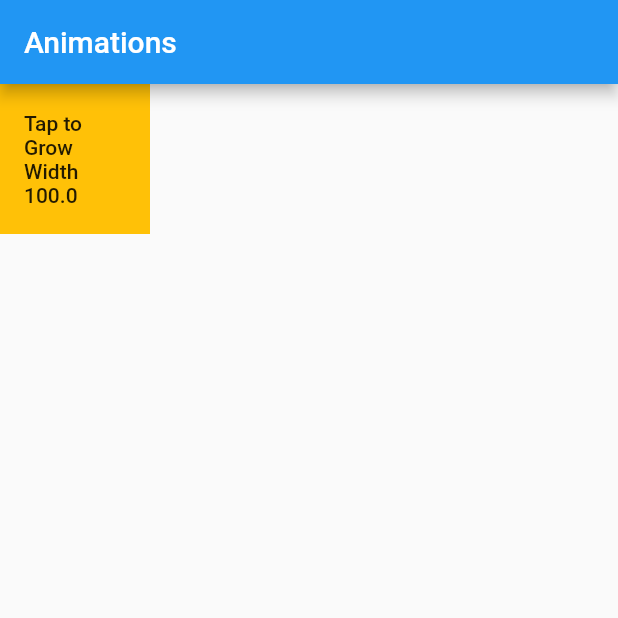
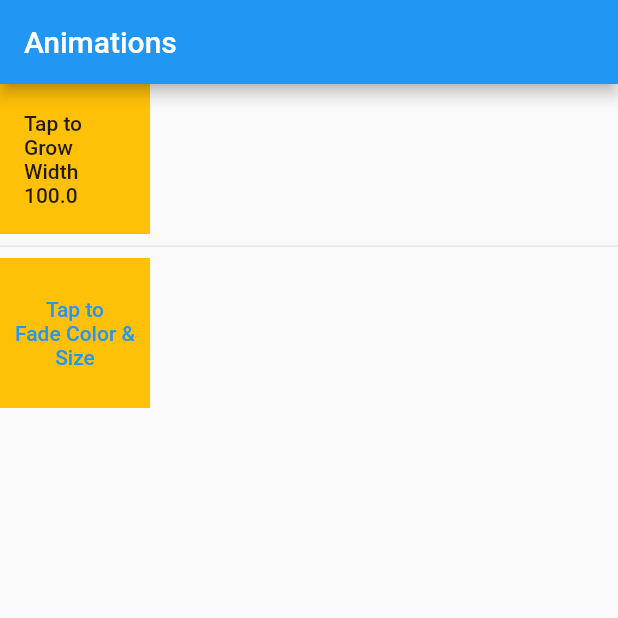
Before and after one commit to blessed-sibanda/beginning-flutter-ch7_animations, a Flutter app: the screen it shows after launch, on a phone screen of 412 x 824 dp, the top half of it. Run offline on Flutter 3.47's test engine with Material 2 defaults, Android fonts, the phone set to English and light mode, and no system bars.

Commit message:
animated cross fade

```diff
--- a/lib/pages/home.dart
+++ b/lib/pages/home.dart
@@ -1,4 +1,5 @@
 import 'package:ch7_animations/widgets/animated_container.dart';
+import 'package:ch7_animations/widgets/animated_cross_fade.dart';
 import 'package:flutter/material.dart';
 
 class MyHomePage extends StatefulWidget {
@@ -21,6 +22,8 @@
         child: Column(
           children: const <Widget>[
             AnimatedContainerWidget(),
+            Divider(),
+            AnimatedCrossFadeWidget(),
           ],
         ),
       ),
--- /dev/null
+++ b/lib/widgets/animated_cross_fade.dart
@@ -0,0 +1,58 @@
+import 'package:flutter/material.dart';
+
+class AnimatedCrossFadeWidget extends StatefulWidget {
+  const AnimatedCrossFadeWidget({Key? key}) : super(key: key);
+
+  @override
+  _AnimatedCrossFadeWidgetState createState() =>
+      _AnimatedCrossFadeWidgetState();
+}
+
+class _AnimatedCrossFadeWidgetState extends State<AnimatedCrossFadeWidget> {
+  bool _crossFadeStateShowFirst = true;
+
+  void _crossFade() {
+    setState(() {
+      _crossFadeStateShowFirst = !_crossFadeStateShowFirst;
+    });
+  }
+
+  @override
+  Widget build(BuildContext context) {
+    return Row(
+      children: [
+        Stack(
+          alignment: Alignment.center,
+          children: [
+            AnimatedCrossFade(
+              firstChild: Container(
+                color: Colors.amber,
+                height: 100.0,
+                width: 100.0,
+              ),
+              secondChild: Container(
+                color: Colors.lime,
+                height: 200.0,
+                width: 200.0,
+              ),
+              crossFadeState: _crossFadeStateShowFirst
+                  ? CrossFadeState.showFirst
+                  : CrossFadeState.showSecond,
+              duration: const Duration(milliseconds: 500),
+              sizeCurve: Curves.bounceOut,
+            ),
+            Positioned.fill(
+              child: TextButton(
+                onPressed: _crossFade,
+                child: const Text(
+                  'Tap to\nFade Color & Size',
+                  textAlign: TextAlign.center,
+                ),
+              ),
+            ),
+          ],
+        ),
+      ],
+    );
+  }
+}
```
